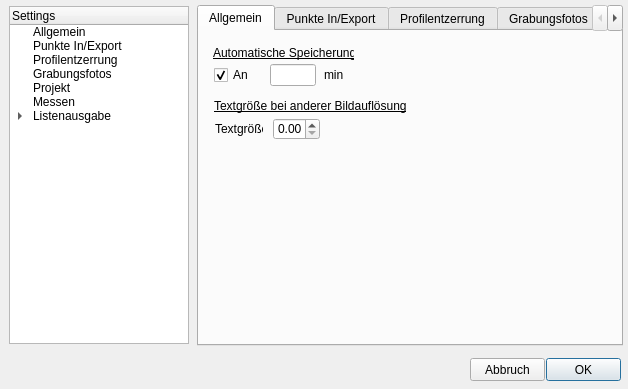
Landesamt-fuer-Archaeologie-Sachsen/Tachy2GIS_arch, file ExtDialoge/myDlgSettings.ui: the form before one commit.
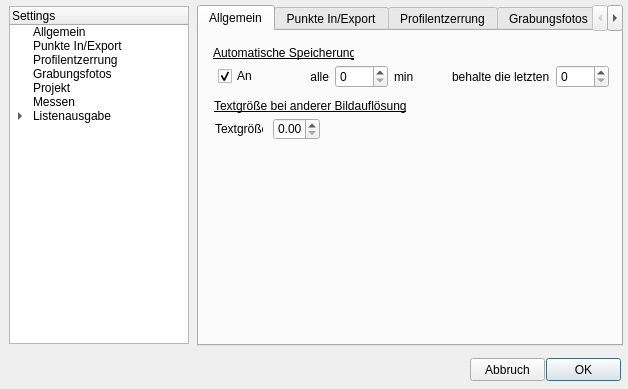
The form after the commit. The open tabs and pages were chosen to show the change.

Patch:
```diff
--- a/ExtDialoge/myDlgSettings.ui
+++ b/ExtDialoge/myDlgSettings.ui
@@ -106,48 +106,6 @@
     <attribute name="title">
      <string>Allgemein</string>
     </attribute>
-    <widget class="QCheckBox" name="chbautoSave">
-     <property name="geometry">
-      <rect>
-       <x>15</x>
-       <y>34</y>
-       <width>58</width>
-       <height>20</height>
-      </rect>
-     </property>
-     <property name="text">
-      <string>An</string>
-     </property>
-     <property name="checked">
-      <bool>true</bool>
-     </property>
-    </widget>
-    <widget class="QLabel" name="label_9">
-     <property name="geometry">
-      <rect>
-       <x>125</x>
-       <y>36</y>
-       <width>34</width>
-       <height>16</height>
-      </rect>
-     </property>
-     <property name="text">
-      <string>min</string>
-     </property>
-    </widget>
-    <widget class="QLineEdit" name="txtautoSaveTime">
-     <property name="geometry">
-      <rect>
-       <x>71</x>
-       <y>33</y>
-       <width>46</width>
-       <height>22</height>
-      </rect>
-     </property>
-     <property name="text">
-      <string/>
-     </property>
-    </widget>
     <widget class="QLabel" name="label">
      <property name="geometry">
       <rect>
@@ -216,6 +174,66 @@
       <string>Textgröße bei anderer Bildauflösung</string>
      </property>
     </widget>
+    <widget class="QWidget" name="horizontalLayoutWidget">
+     <property name="geometry">
+      <rect>
+       <x>19</x>
+       <y>30</y>
+       <width>391</width>
+       <height>31</height>
+      </rect>
+     </property>
+     <layout class="QHBoxLayout" name="horizontalLayout_2">
+      <item>
+       <widget class="QCheckBox" name="chbautoSave">
+        <property name="text">
+         <string>An</string>
+        </property>
+        <property name="checked">
+         <bool>true</bool>
+        </property>
+       </widget>
+      </item>
+      <item>
+       <widget class="QLabel" name="label_24">
+        <property name="text">
+         <string>alle</string>
+        </property>
+        <property name="alignment">
+         <set>Qt::AlignRight|Qt::AlignTrailing|Qt::AlignVCenter</set>
+        </property>
+       </widget>
+      </item>
+      <item>
+       <widget class="QSpinBox" name="spb_autoSaveTime">
+        <property name="text" stdset="0">
+         <string>0</string>
+        </property>
+       </widget>
+      </item>
+      <item>
+       <widget class="QLabel" name="label_9">
+        <property name="text">
+         <string>min</string>
+        </property>
+       </widget>
+      </item>
+      <item>
+       <widget class="QLabel" name="label_25">
+        <property name="text">
+         <string>behalte die letzten</string>
+        </property>
+       </widget>
+      </item>
+      <item>
+       <widget class="QSpinBox" name="spb_keep_last_n_backups">
+        <property name="text" stdset="0">
+         <string>0</string>
+        </property>
+       </widget>
+      </item>
+     </layout>
+    </widget>
    </widget>
    <widget class="QWidget" name="tab_5">
     <attribute name="title">
```
Left out of the diff: 2 changed lines with no effect on the pictures.
